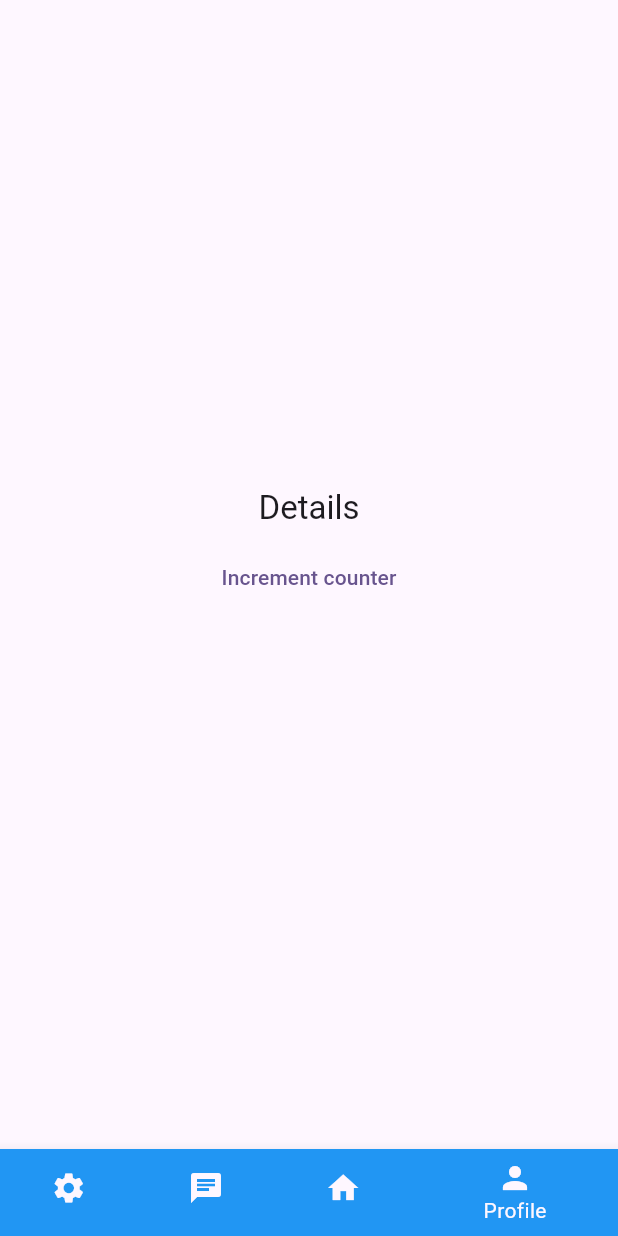
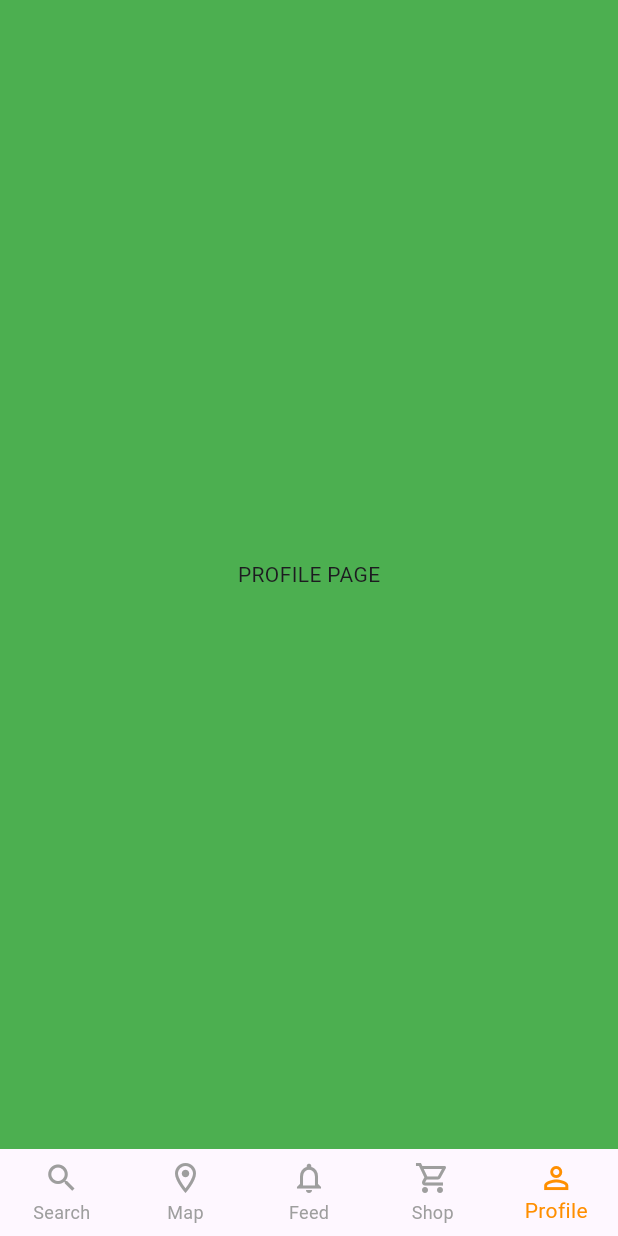
Before and after one commit to TripMemories-PA/mobile, a Flutter app: the ProfilePage screen opened by its route, on a phone screen of 412 x 824 dp. Run offline on Flutter 3.47's test engine with Material 3 defaults, Android fonts, the phone set to English and light mode, and no system bars; our stand-ins replace go_router.

Commit message:
nav done

```diff
--- a/lib/components/scaffold_with_nav_bar.dart
+++ b/lib/components/scaffold_with_nav_bar.dart
@@ -14,28 +14,36 @@ class ScaffoldWithNavBar extends StatelessWidget {
     return Scaffold(
       body: navigationShell,
       bottomNavigationBar: BottomNavigationBar(
-        backgroundColor: Colors.blue,
+        showUnselectedLabels: true,
+        selectedItemColor: Colors.amber[800],
+        unselectedItemColor: Colors.grey,
+        elevation: 0,
+        type: BottomNavigationBarType.fixed,
         items: const <BottomNavigationBarItem>[
           BottomNavigationBarItem(
             icon: Icon(
-              Icons.settings,
+              Icons.search_outlined,
             ),
-            label: 'Settings',
-            backgroundColor: Colors.blue,
+            label: 'Search',
           ),
           BottomNavigationBarItem(
               icon: Icon(
-                Icons.chat,
+                Icons.location_on_outlined,
               ),
-              label: 'Chat'),
+              label: 'Map'),
           BottomNavigationBarItem(
               icon: Icon(
-                Icons.home,
+                Icons.notifications_outlined,
               ),
-              label: 'Home'),
+              label: 'Feed'),
           BottomNavigationBarItem(
               icon: Icon(
-                Icons.person,
+                Icons.shopping_cart_outlined,
+              ),
+              label: 'Shop'),
+          BottomNavigationBarItem(
+              icon: Icon(
+                Icons.person_outline,
               ),
               label: 'Profile'),
         ],
--- a/lib/constants/go_router.dart
+++ /dev/null
@@ -1,93 +0,0 @@
-import 'package:flutter/material.dart';
-import 'package:go_router/go_router.dart';
-import 'package:trip_memories_mobile/page/chat_page.dart';
-import 'package:trip_memories_mobile/page/home_page.dart';
-import 'package:trip_memories_mobile/page/profile_page.dart';
-import 'package:trip_memories_mobile/page/root_page.dart';
-import 'package:trip_memories_mobile/page/settings_page.dart';
-
-import '../components/scaffold_with_nav_bar.dart';
-
-final GlobalKey<NavigatorState> _rootNavigatorKey =
-    GlobalKey<NavigatorState>(debugLabel: 'root');
-final GlobalKey<NavigatorState> _sectionANavigatorKey =
-    GlobalKey<NavigatorState>(debugLabel: 'sectionANav');
-
-final GoRouter router = GoRouter(
-  navigatorKey: _rootNavigatorKey,
-  initialLocation: '/settings',
-  routes: <RouteBase>[
-    StatefulShellRoute.indexedStack(
-      builder: (BuildContext context, GoRouterState state,
-          StatefulNavigationShell navigationShell) {
-        return ScaffoldWithNavBar(navigationShell: navigationShell);
-      },
-      branches: <StatefulShellBranch>[
-        StatefulShellBranch(
-          routes: <RouteBase>[
-            GoRoute(
-              path: '/settings',
-              builder: (BuildContext context, GoRouterState state) =>
-                  const RootScreen(),
-              routes: <RouteBase>[
-                GoRoute(
-                  path: 'settings',
-                  builder: (BuildContext context, GoRouterState state) =>
-                      const SettingsPage(),
-                ),
-              ],
-            ),
-          ],
-        ),
-        StatefulShellBranch(
-          routes: <RouteBase>[
-            GoRoute(
-              path: '/chat',
-              builder: (BuildContext context, GoRouterState state) =>
-                  const RootScreen(),
-              routes: <RouteBase>[
-                GoRoute(
-                  path: 'chat',
-                  builder: (BuildContext context, GoRouterState state) =>
-                      const ChatPage(),
-                ),
-              ],
-            ),
-          ],
-        ),
-        StatefulShellBranch(
-          routes: <RouteBase>[
-            GoRoute(
-              path: '/home',
-              builder: (BuildContext context, GoRouterState state) =>
-                  const RootScreen(),
-              routes: <RouteBase>[
-                GoRoute(
-                  path: 'home',
-                  builder: (BuildContext context, GoRouterState state) =>
-                      const HomePage(),
-                ),
-              ],
-            ),
-          ],
-        ),
-        StatefulShellBranch(
-          routes: <RouteBase>[
-            GoRoute(
-              path: '/profile',
-              builder: (BuildContext context, GoRouterState state) =>
-                  const RootScreen(),
-              routes: <RouteBase>[
-                GoRoute(
-                  path: 'details',
-                  builder: (BuildContext context, GoRouterState state) =>
-                      const ProfilePage(),
-                ),
-              ],
-            ),
-          ],
-        ),
-      ],
-    ),
-  ],
-);
--- a/lib/constants/route_name.dart
+++ b/lib/constants/route_name.dart
@@ -1,3 +1,7 @@
 class RouteName {
-  static const String homePage = '/';
+  static const String searchPage = '/search';
+  static const String mapPage = '/map';
+  static const String feedPage = '/feed';
+  static const String shopPage = '/store';
+  static const String profilePage = '/profile';
 }
--- a/lib/main.dart
+++ b/lib/main.dart
@@ -1,23 +1,92 @@
 import 'package:flutter/material.dart';
+import 'package:go_router/go_router.dart';
+import 'package:trip_memories_mobile/page/feed_page.dart';
+import 'package:trip_memories_mobile/page/map_page.dart';
+import 'package:trip_memories_mobile/page/profile_page.dart';
+import 'package:trip_memories_mobile/page/search_page.dart';
+import 'package:trip_memories_mobile/page/shop_page.dart';
 
-import 'constants/go_router.dart';
+import 'components/scaffold_with_nav_bar.dart';
+import 'constants/route_name.dart';
+
+final GlobalKey<NavigatorState> _rootNavigatorKey =
+    GlobalKey<NavigatorState>(debugLabel: 'root');
+final GlobalKey<NavigatorState> _sectionANavigatorKey =
+    GlobalKey<NavigatorState>(debugLabel: 'sectionANav');
 
 void main() {
-  runApp(const MyApp());
+  runApp(NestedTabNavigationExampleApp());
 }
 
-class MyApp extends StatelessWidget {
-  const MyApp({super.key});
+class NestedTabNavigationExampleApp extends StatelessWidget {
+  NestedTabNavigationExampleApp({super.key});
+
+  final GoRouter _router = GoRouter(
+    navigatorKey: _rootNavigatorKey,
+    initialLocation: RouteName.searchPage,
+    routes: <RouteBase>[
+      StatefulShellRoute.indexedStack(
+        builder: (BuildContext context, GoRouterState state,
+            StatefulNavigationShell navigationShell) {
+          return ScaffoldWithNavBar(navigationShell: navigationShell);
+        },
+        branches: <StatefulShellBranch>[
+          StatefulShellBranch(
+            navigatorKey: _sectionANavigatorKey,
+            routes: <RouteBase>[
+              GoRoute(
+                path: RouteName.searchPage,
+                builder: (BuildContext context, GoRouterState state) =>
+                    const SearchPage(),
+              ),
+            ],
+          ),
+          StatefulShellBranch(
+            routes: <RouteBase>[
+              GoRoute(
+                path: RouteName.mapPage,
+                builder: (BuildContext context, GoRouterState state) =>
+                    const MapPage(),
+              ),
+            ],
+          ),
+          StatefulShellBranch(
+            routes: <RouteBase>[
+              GoRoute(
+                path: RouteName.feedPage,
+                builder: (BuildContext context, GoRouterState state) =>
+                    const FeedPage(),
+              ),
+            ],
+          ),
+          StatefulShellBranch(
+            routes: <RouteBase>[
+              GoRoute(
+                path: RouteName.shopPage,
+                builder: (BuildContext context, GoRouterState state) =>
+                    const ShopPage(),
+              ),
+            ],
+          ),
+          StatefulShellBranch(
+            routes: <RouteBase>[
+              GoRoute(
+                path: RouteName.profilePage,
+                builder: (BuildContext context, GoRouterState state) =>
+                    const ProfilePage(),
+              ),
+            ],
+          ),
+        ],
+      ),
+    ],
+  );
 
   @override
   Widget build(BuildContext context) {
     return MaterialApp.router(
-      title: 'Flutter Demo',
-      theme: ThemeData(
-        colorScheme: ColorScheme.fromSeed(seedColor: Colors.deepPurple),
-        useMaterial3: true,
-      ),
-      routerConfig: router,
+      title: 'Flutter PA',
+      routerConfig: _router,
     );
   }
 }
--- a/lib/page/profile_page.dart
+++ b/lib/page/profile_page.dart
@@ -1,77 +1,16 @@
 import 'package:flutter/material.dart';
-import 'package:go_router/go_router.dart';
 
-/// The details screen for either the A or B screen.
-class ProfilePage extends StatefulWidget {
-  /// Constructs a [ProfilePage].
-  const ProfilePage({
-    this.param,
-    this.extra,
-    this.withScaffold = true,
-    super.key,
-  });
-
-  /// The label to display in the center of the screen.
-
-  /// Optional param
-  final String? param;
-
-  /// Optional extra object
-  final Object? extra;
-
-  /// Wrap in scaffold
-  final bool withScaffold;
-
-  @override
-  State<StatefulWidget> createState() => ProfilePageState();
-}
-
-/// The state for DetailsScreen
-class ProfilePageState extends State<ProfilePage> {
-  int _counter = 0;
+class ProfilePage extends StatelessWidget {
+  const ProfilePage({super.key});
 
   @override
   Widget build(BuildContext context) {
-    return ColoredBox(
-      color: Theme.of(context).scaffoldBackgroundColor,
-      child: _build(context),
-    );
-  }
-
-  Widget _build(BuildContext context) {
-    return Center(
-      child: Column(
-        mainAxisSize: MainAxisSize.min,
-        children: <Widget>[
-          Text('Details', style: Theme.of(context).textTheme.titleLarge),
-          const Padding(padding: EdgeInsets.all(4)),
-          TextButton(
-            onPressed: () {
-              setState(() {
-                _counter++;
-              });
-            },
-            child: const Text('Increment counter'),
-          ),
-          const Padding(padding: EdgeInsets.all(8)),
-          if (widget.param != null)
-            Text('Parameter: ${widget.param!}',
-                style: Theme.of(context).textTheme.titleMedium),
-          const Padding(padding: EdgeInsets.all(8)),
-          if (widget.extra != null)
-            Text('Extra: ${widget.extra!}',
-                style: Theme.of(context).textTheme.titleMedium),
-          if (!widget.withScaffold) ...<Widget>[
-            const Padding(padding: EdgeInsets.all(16)),
-            TextButton(
-              onPressed: () {
-                GoRouter.of(context).pop();
-              },
-              child: const Text('< Back',
-                  style: TextStyle(fontWeight: FontWeight.bold, fontSize: 18)),
-            ),
-          ]
-        ],
+    return const Scaffold(
+      body: ColoredBox(
+        color: Colors.green,
+        child: Center(
+          child: Text('PROFILE PAGE'),
+        ),
       ),
     );
   }
```
Also changed, not shown: lib/constants/custom_transition.dart (deleted, +0 -64 lines), lib/page/chat_page.dart (deleted, +0 -87 lines), lib/page/feed_page.dart (added, +16 -0 lines), lib/page/home_page.dart (deleted, +0 -87 lines), lib/page/map_page.dart (added, +16 -0 lines), lib/page/root_page.dart (deleted, +0 -21 lines), lib/page/search_page.dart (added, +16 -0 lines), lib/page/settings_page.dart (deleted, +0 -87 lines), lib/page/shop_page.dart (added, +16 -0 lines).
